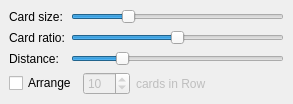
Before: the Qt Designer form src/bin/scenarist-desktop/UserInterfaceLayer/Scenario/ScenarioCards/CardsResizer.ui in dimkanovikov/KITScenarist, drawn with Qt 5.
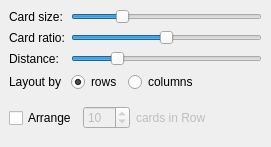
After: the same form once the commit is applied.

Commit message: Implemented columns layout for cards refs #188

Diff of the .ui file:
```diff
--- a/src/bin/scenarist-desktop/UserInterfaceLayer/Scenario/ScenarioCards/CardsResizer.ui
+++ b/src/bin/scenarist-desktop/UserInterfaceLayer/Scenario/ScenarioCards/CardsResizer.ui
@@ -6,8 +6,8 @@
    <rect>
     <x>0</x>
     <y>0</y>
-    <width>293</width>
-    <height>101</height>
+    <width>271</width>
+    <height>147</height>
    </rect>
   </property>
   <property name="windowTitle">
@@ -29,6 +29,20 @@
    <property name="spacing">
     <number>6</number>
    </property>
+   <item row="0" column="0">
+    <widget class="QLabel" name="label">
+     <property name="text">
+      <string>Card size:</string>
+     </property>
+    </widget>
+   </item>
+   <item row="1" column="0">
+    <widget class="QLabel" name="label_5">
+     <property name="text">
+      <string>Card ratio:</string>
+     </property>
+    </widget>
+   </item>
    <item row="2" column="1">
     <widget class="QSlider" name="distance">
      <property name="minimum">
@@ -45,50 +59,47 @@
      </property>
     </widget>
    </item>
-   <item row="2" column="0">
-    <widget class="QLabel" name="label_2">
+   <item row="1" column="1">
+    <widget class="QSlider" name="cardRatio">
+     <property name="maximum">
+      <number>8</number>
+     </property>
+     <property name="value">
+      <number>4</number>
+     </property>
+     <property name="orientation">
+      <enum>Qt::Horizontal</enum>
+     </property>
+    </widget>
+   </item>
+   <item row="3" column="0">
+    <widget class="QLabel" name="label_3">
      <property name="text">
-      <string>Distance:</string>
+      <string>Layout by</string>
      </property>
     </widget>
    </item>
-   <item row="3" column="0" colspan="2">
-    <layout class="QHBoxLayout" name="horizontalLayout">
-     <property name="spacing">
-      <number>6</number>
-     </property>
+   <item row="3" column="1">
+    <layout class="QHBoxLayout" name="horizontalLayout_2">
      <item>
-      <widget class="QCheckBox" name="arrangeCards">
+      <widget class="QRadioButton" name="rowsLayout">
        <property name="text">
-        <string>Arrange</string>
+        <string>rows</string>
        </property>
-      </widget>
-     </item>
-     <item>
-      <widget class="QSpinBox" name="cardsInLine">
-       <property name="enabled">
-        <bool>false</bool>
+       <property name="checked">
+        <bool>true</bool>
        </property>
-       <property name="maximum">
-        <number>100</number>
-       </property>
-       <property name="value">
-        <number>10</number>
-       </property>
       </widget>
      </item>
      <item>
-      <widget class="QLabel" name="cardsInLineLabel">
-       <property name="enabled">
-        <bool>false</bool>
-       </property>
+      <widget class="QRadioButton" name="columnsLayout">
        <property name="text">
-        <string>cards in Row</string>
+        <string>columns</string>
        </property>
       </widget>
      </item>
      <item>
-      <spacer name="horizontalSpacer">
+      <spacer name="horizontalSpacer_2">
        <property name="orientation">
         <enum>Qt::Horizontal</enum>
        </property>
@@ -118,31 +129,72 @@
      </property>
     </widget>
    </item>
-   <item row="0" column="0">
-    <widget class="QLabel" name="label">
+   <item row="2" column="0">
+    <widget class="QLabel" name="label_2">
      <property name="text">
-      <string>Card size:</string>
+      <string>Distance:</string>
      </property>
     </widget>
    </item>
-   <item row="1" column="1">
-    <widget class="QSlider" name="cardRatio">
-     <property name="maximum">
-      <number>8</number>
-     </property>
-     <property name="value">
-      <number>4</number>
-     </property>
-     <property name="orientation">
-      <enum>Qt::Horizontal</enum>
-     </property>
-    </widget>
-   </item>
-   <item row="1" column="0">
-    <widget class="QLabel" name="label_5">
-     <property name="text">
-      <string>Card ratio:</string>
-     </property>
+   <item row="4" column="0" colspan="2">
+    <widget class="QWidget" name="arrangeFrame" native="true">
+     <layout class="QHBoxLayout" name="horizontalLayout_3">
+      <property name="leftMargin">
+       <number>0</number>
+      </property>
+      <property name="topMargin">
+       <number>0</number>
+      </property>
+      <property name="rightMargin">
+       <number>0</number>
+      </property>
+      <property name="bottomMargin">
+       <number>0</number>
+      </property>
+      <item>
+       <widget class="QCheckBox" name="arrangeCards">
+        <property name="text">
+         <string>Arrange</string>
+        </property>
+       </widget>
+      </item>
+      <item>
+       <widget class="QSpinBox" name="cardsInLine">
+        <property name="enabled">
+         <bool>false</bool>
+        </property>
+        <property name="maximum">
+         <number>100</number>
+        </property>
+        <property name="value">
+         <number>10</number>
+        </property>
+       </widget>
+      </item>
+      <item>
+       <widget class="QLabel" name="cardsInLineLabel">
+        <property name="enabled">
+         <bool>false</bool>
+        </property>
+        <property name="text">
+         <string>cards in Row</string>
+        </property>
+       </widget>
+      </item>
+      <item>
+       <spacer name="horizontalSpacer">
+        <property name="orientation">
+         <enum>Qt::Horizontal</enum>
+        </property>
+        <property name="sizeHint" stdset="0">
+         <size>
+          <width>40</width>
+          <height>20</height>
+         </size>
+        </property>
+       </spacer>
+      </item>
+     </layout>
     </widget>
    </item>
   </layout>
```
Left out of the diff: 7 changed lines with no effect on the pictures. The commit also changes 3 other files.
